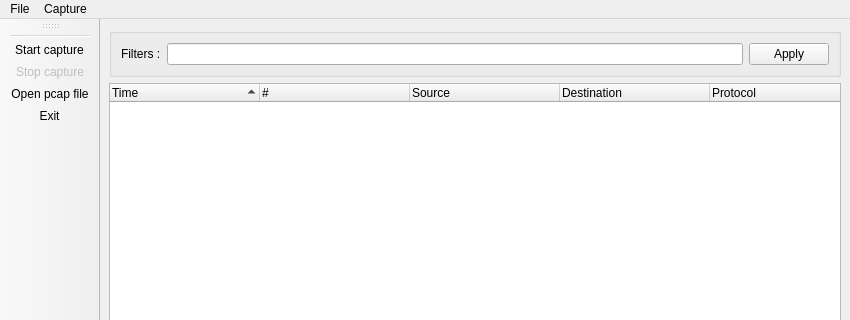
Old version of the form mainWindow.ui in the repository alexis-ld/pycket; both pictures show x 0 to 850 and y 0 to 320 of the 850 by 700 pixel window.
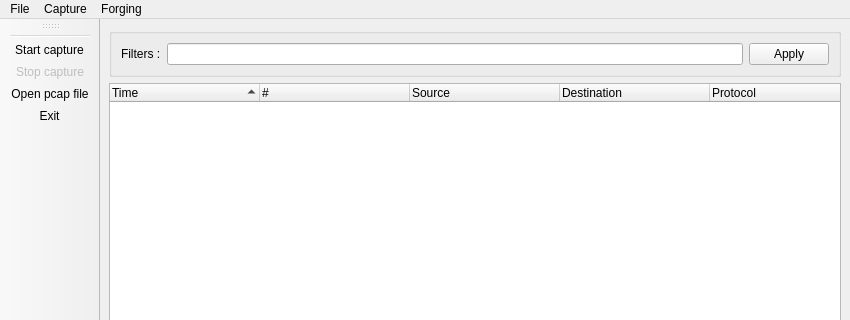
New version of the form. Icons and pictures are not drawn.

Commit message: link GUI with packet forging

Patch:
```diff
--- a/mainWindow.ui
+++ b/mainWindow.ui
@@ -311,7 +311,7 @@
      <x>0</x>
      <y>0</y>
      <width>850</width>
-     <height>29</height>
+     <height>27</height>
     </rect>
    </property>
    <widget class="QMenu" name="menuFile">
@@ -329,8 +329,15 @@
     <addaction name="startCaptureBtn"/>
     <addaction name="stopCaptureBtn"/>
    </widget>
+   <widget class="QMenu" name="menuForging">
+    <property name="title">
+     <string>Forging</string>
+    </property>
+    <addaction name="packet_forging_btn"/>
+   </widget>
    <addaction name="menuFile"/>
    <addaction name="menuCapture"/>
+   <addaction name="menuForging"/>
   </widget>
   <action name="startCaptureBtn">
    <property name="icon">
```
Left out of the diff: 17 changed lines with no effect on the pictures. The commit also changes 7 other files.
